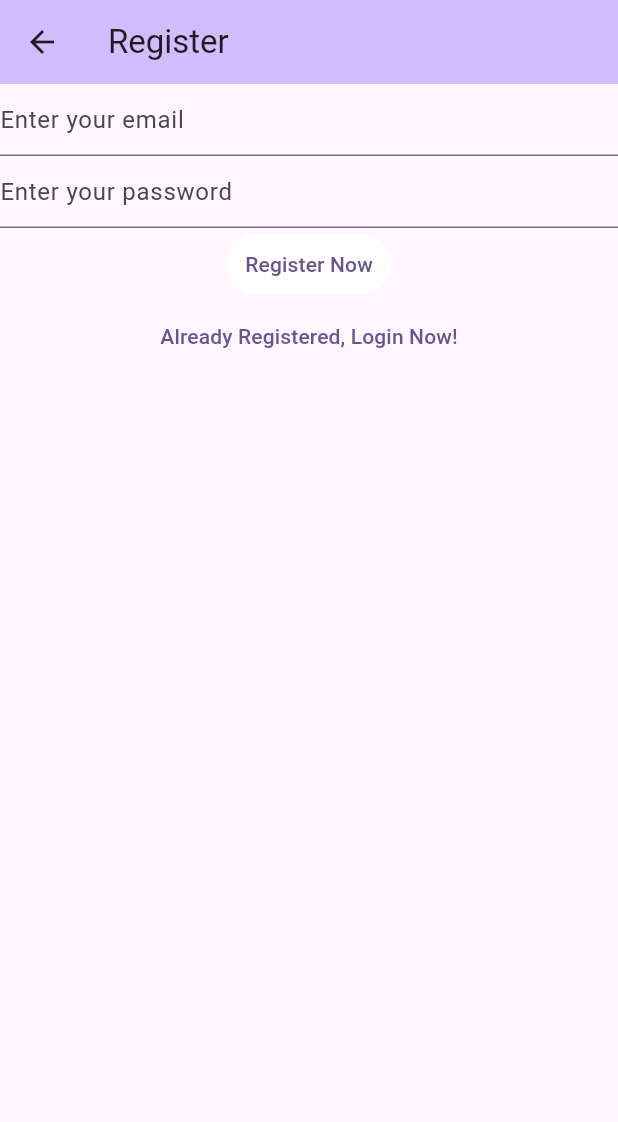
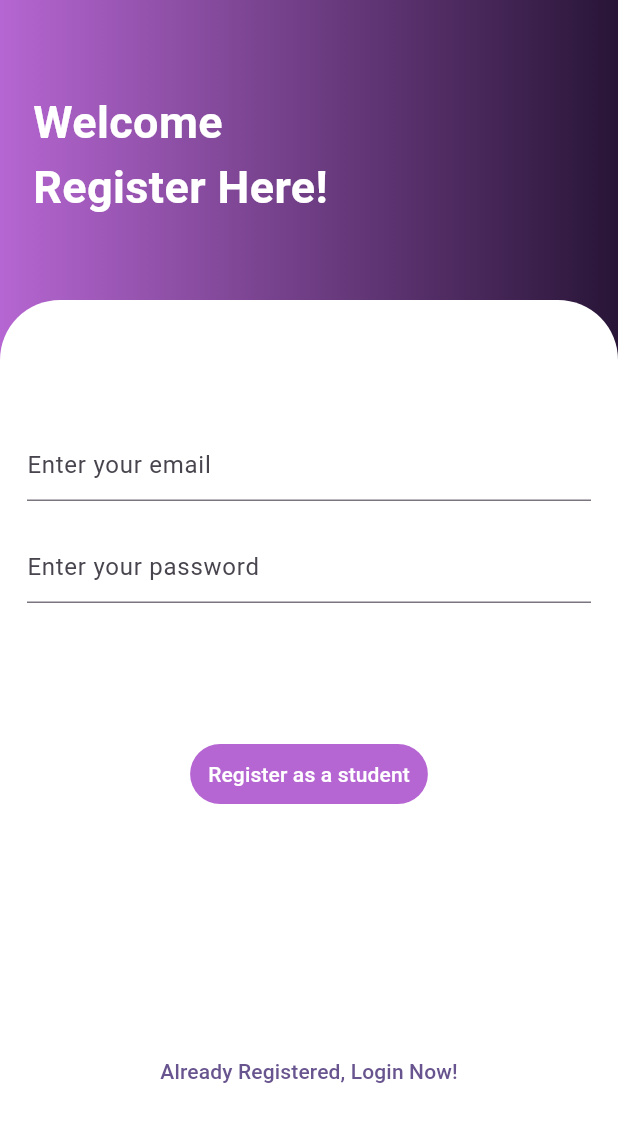
Before and after one commit to parjanya-rajput/Hackout-23-Edusakha, a Flutter app: the StudentRegister screen opened by its route, on a phone screen of 412 x 824 dp. Shown: the top 1122 px of the screen. Run offline on Flutter 3.47's test engine with Material 2 defaults, Android fonts, the phone set to English and light mode, and no system bars; our stand-ins replace cloud_firestore, firebase_auth, firebase_core, velocity_x; missing offline and left inert: zego_uikit_prebuilt_video_conference; accounts and stored records are empty.

Commit message:
Update student_register.dart

```diff
--- a/lib/view/student_register.dart
+++ b/lib/view/student_register.dart
@@ -33,11 +33,44 @@ class _StudentRegisterState extends State<StudentRegister> {
   @override
   Widget build(BuildContext context) {
     return Scaffold(
-      appBar: AppBar(
-        title: const Text('Register'),
-        backgroundColor: Theme.of(context).colorScheme.inversePrimary,
+
+        body: Stack(
+            children: [
+              Container(
+                height: double.infinity,
+                width: double.infinity,
+                decoration: const BoxDecoration(
+                  gradient: LinearGradient(colors: [
+                    Color(0xffb666d2),
+                    Color(0xff281537),
+                  ]),
                 ),
-        body: Column(
+                child: const Padding(
+                  padding: EdgeInsets.only(top: 60.0, left: 22),
+                  child: Text(
+                    'Welcome\nRegister Here!',
+                    style: TextStyle(
+                        fontSize: 30,
+                        color: Colors.white,
+                        fontWeight: FontWeight.bold),
+                  ),
+                ),
+              ),
+              const SizedBox(height: 100),
+              Padding(
+                padding: const EdgeInsets.only(top: 200.0),
+                child: Container(
+                  decoration: const BoxDecoration(
+                    borderRadius: BorderRadius.only(
+                        topLeft: Radius.circular(40), topRight: Radius.circular(40)),
+                    color: Colors.white,
+                  ),
+                  height: double.infinity,
+                  width: double.infinity,
+                  child:  Padding(
+                    padding: const EdgeInsets.only(left: 18.0,right: 18),
+                    child: Column(
+                      mainAxisAlignment: MainAxisAlignment.center,
                       children: [
                         TextField(
                           controller: _email,
@@ -48,6 +81,8 @@ class _StudentRegisterState extends State<StudentRegister> {
                             hintText: "Enter your email",
                           ),
                         ),
+                        const SizedBox(height: 20,),
+
                         TextField(
                           controller: _password,
                           obscureText: true,
@@ -57,9 +92,12 @@ class _StudentRegisterState extends State<StudentRegister> {
                             hintText: "Enter your password",
                           ),
                         ),
+                        const SizedBox(height: 20,),
+
+                        const SizedBox(height: 70,),
                         TextButton(
                           style: const ButtonStyle(
-                  backgroundColor: MaterialStatePropertyAll(Colors.white),
+                            backgroundColor: MaterialStatePropertyAll(Color(0xffb666d2)),
                           ),
                           onPressed: () async {
                             await Firebase.initializeApp();
@@ -91,14 +129,22 @@ class _StudentRegisterState extends State<StudentRegister> {
                               await showErrorDialog(context, 'Failed to Register');
                             }
                           },
-                child: const Text('Register Now'),
+                          child: const Text('Register as a student',
+                              style: TextStyle(color: Colors.white)),
                         ),
+                        const SizedBox(height: 150,),
                         TextButton(
                             onPressed: () {
                               Navigator.pushNamedAndRemoveUntil(
                                   context, loginRoute, (route) => false);
                             },
-                  child: const Text("Already Registered, Login Now!"))
+                            child: const Text("Already Registered, Login Now!",
+                                ))
+                      ],
+                    ),
+                  ),
+                ),
+              ),
             ])
     );
   }
```
Lines whose indentation alone changed are shown as unchanged.
